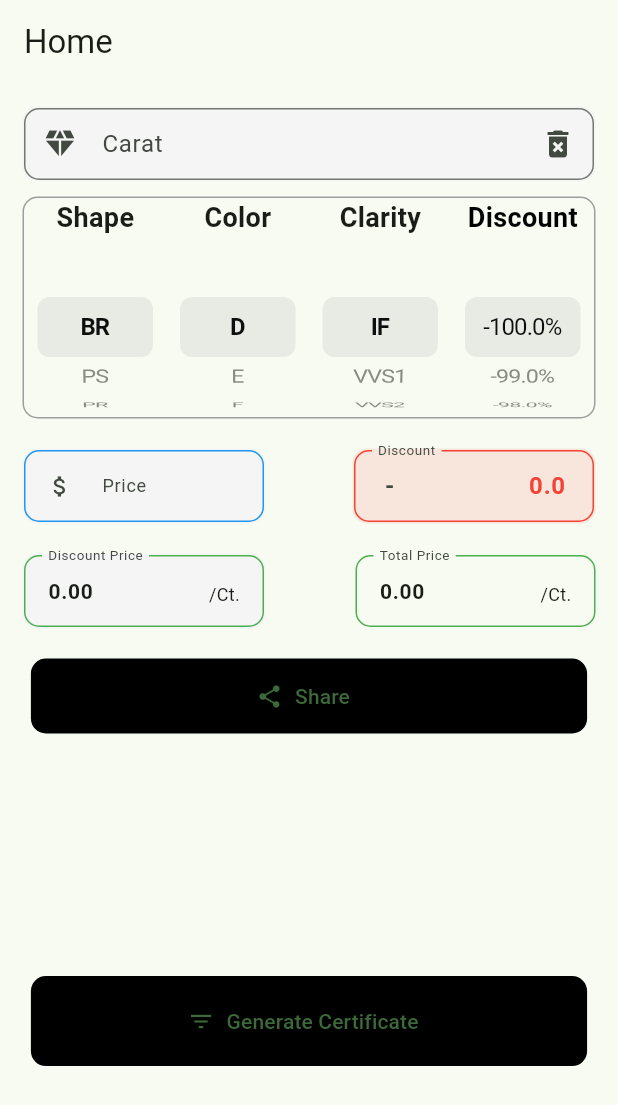
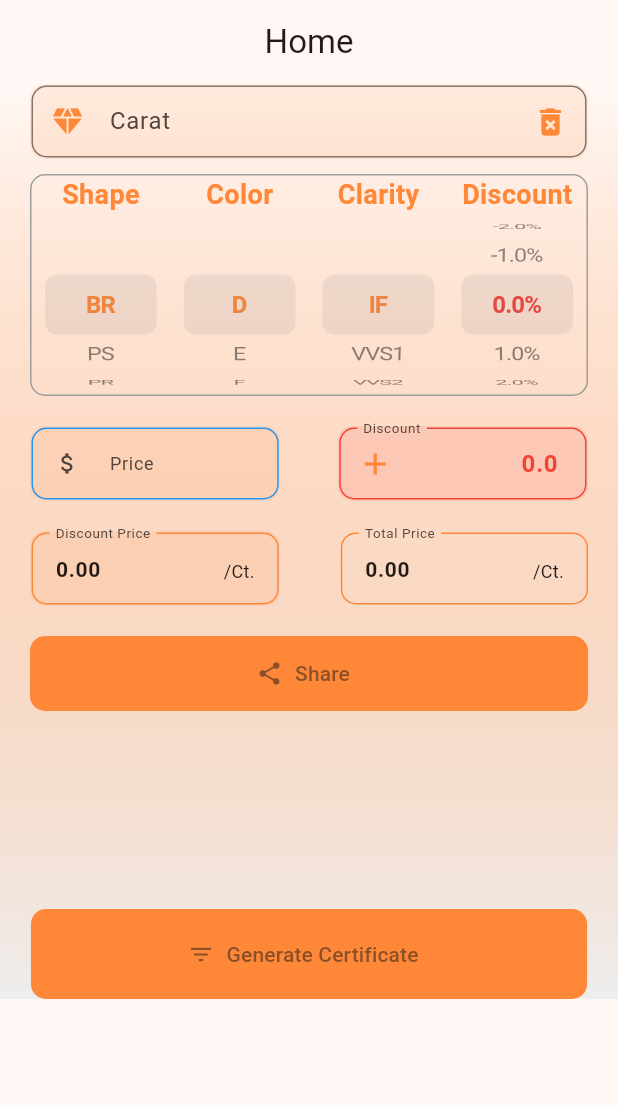
Before and after one commit to jayanvtech/diamod_app, a Flutter app: the screen it shows after launch, on a phone screen of 412 x 824 dp. Shown: the top 1105 px of the screen. Run offline on Flutter 3.47's test engine with Material 3 defaults, Android fonts, the phone set to English and light mode, and no system bars; our stand-ins replace awesome_notifications, open_file, permission_handler, sqflite; accounts and stored records are empty; network calls fail.

```diff
--- a/lib/features/spotrate_widget.dart
+++ b/lib/features/spotrate_widget.dart
@@ -1,5 +1,6 @@
 import 'dart:async';
 import 'dart:convert';
+import 'package:diamond_app/utils/app_colors.dart';
 import 'package:flutter/material.dart';
 import 'package:http/http.dart' as http;
 // import 'package:intl/intl.dart';
@@ -38,7 +39,7 @@ class _SpotrateWidgetState extends State<SpotrateWidget> {
     fetchData();
 
     // Set up a timer for automatic refresh every 60 seconds
-    timer = Timer.periodic(Duration(seconds: 20), (Timer t) => fetchData());
+    timer = Timer.periodic(Duration(seconds: 30), (Timer t) => fetchData());
     timer;
   }
 
@@ -81,6 +82,7 @@ class _SpotrateWidgetState extends State<SpotrateWidget> {
       setState(() {
         ScaffoldMessenger.of(context).showSnackBar(SnackBar(
             elevation: 0,
+            duration: Duration(seconds: 2),
             backgroundColor: Colors.transparent,
             behavior: SnackBarBehavior.floating,
             content: Container(
@@ -118,8 +120,12 @@ class _SpotrateWidgetState extends State<SpotrateWidget> {
     List<SpotRate> selectedSpotRates =
         spotRates.where((spot) => spot.name == selectedCurrency).toList();
 
-    return Scaffold(
-      body: Column(
+    return Container(
+      decoration: BoxDecoration(
+        color: AppColors.primaryAppColor.withOpacity(0.12),
+        borderRadius: BorderRadius.circular(10),
+      ),
+      child: Column(
         crossAxisAlignment: CrossAxisAlignment.start,
         children: [
           if (selectedSpotRates.isNotEmpty)
@@ -127,22 +133,18 @@ class _SpotrateWidgetState extends State<SpotrateWidget> {
               decoration: BoxDecoration(
                   border: Border.all(color: Colors.blue),
                   borderRadius: BorderRadius.circular(10)),
-              child: Card(
-                elevation: 0,
-                color: Colors.white,
-                shadowColor: Colors.transparent,
               child: Container(
                 child: Padding(
-                    padding: const EdgeInsets.fromLTRB(10, 1, 10, 10),
+                  padding: const EdgeInsets.fromLTRB(10, 0, 10, 10),
                   child: Column(
                     children: [
                       Row(
                         mainAxisAlignment: MainAxisAlignment.spaceBetween,
                         children: [
                           Text(
-                              "Select Currency",
+                            " ",
                             style: TextStyle(
-                                  color: Colors.blue,
+                                color: AppColors.primaryAppColor,
                                 fontWeight: FontWeight.bold,
                                 fontSize: 16.0),
                           ),
@@ -156,16 +158,16 @@ class _SpotrateWidgetState extends State<SpotrateWidget> {
                               });
                             },
                             style: TextStyle(
-                                color: Colors.blue,
+                              color: AppColors.primaryAppColor,
                               fontSize: 16.0,
                               fontWeight: FontWeight.bold,
                             ),
                             underline: Container(
                               height: 2,
-                                color: Colors.blue,
+                              color: AppColors.primaryAppColor,
                             ),
-                              items: spotRates.map<DropdownMenuItem<String>>(
-                                  (SpotRate spot) {
+                            items: spotRates
+                                .map<DropdownMenuItem<String>>((SpotRate spot) {
                               return DropdownMenuItem<String>(
                                 value: spot.name,
                                 child: Text(
@@ -185,19 +187,26 @@ class _SpotrateWidgetState extends State<SpotrateWidget> {
                         child: Column(
                           children: [
                             Row(
-                                mainAxisAlignment:
-                                    MainAxisAlignment.spaceBetween,
+                              mainAxisAlignment: MainAxisAlignment.spaceBetween,
                               children: [
-                                  Text(selectedSpotRates[0].name),
+                                Text(selectedSpotRates[0].name,
+                                    style: TextStyle(
+                                      fontSize: 15,
+                                      fontWeight: FontWeight.bold,
+                                    )),
                                 Row(
                                   children: [
-                                      Text("Last Updated: "),
+                                    Text(selectedSpotRates[0].ltp,
+                                        style: TextStyle(
+                                          fontSize: 15,
+                                          fontWeight: FontWeight.bold,
+                                        )),
 
                                     // Text(lastUpdated.toLocal().toString().characters.take(5).toString(),
-                                      Text(selectedSpotRates[0]
-                                          .time
-                                          . //toString().characters.take(5).toString(),
-                                          substring(11, 19)),
+                                    // Text(selectedSpotRates[0]
+                                    //     .time
+                                    //     . //toString().characters.take(5).toString(),
+                                    //     substring(11, 19)),
                                     // Text(
                                     //   DateFormat.Hms().format(DateTime.now()),
                                     // )
@@ -206,19 +215,32 @@ class _SpotrateWidgetState extends State<SpotrateWidget> {
                               ],
                             ),
                             Row(
-                                mainAxisAlignment:
-                                    MainAxisAlignment.spaceBetween,
+                              mainAxisAlignment: MainAxisAlignment.spaceBetween,
                               children: [
                                 Row(
                                   children: [
-                                      Text("Price: "),
-                                      Text(selectedSpotRates[0].ltp),
+                                    Text(
+                                      "Last Changed: ",
+                                      style: TextStyle(fontSize: 10),
+                                    ),
+                                    Text(
+                                      selectedSpotRates[0]
+                                          .time
+                                          .substring(11, 19),
+                                      style: TextStyle(fontSize: 10),
+                                    ),
                                   ],
                                 ),
                                 Row(
                                   children: [
-                                      Text("Change: "),
-                                      Text(selectedSpotRates[0].chg)
+                                    Text(""),
+                                    Text(
+                                      selectedSpotRates[0].chg,
+                                      style: TextStyle(
+                                        fontSize: 12,
+                                        fontWeight: FontWeight.bold,
+                                      ),
+                                    )
                                   ],
                                 ),
                               ],
@@ -238,11 +260,8 @@ class _SpotrateWidgetState extends State<SpotrateWidget> {
                 ),
               ),
             ),
-            ),
-          SizedBox(height: 20),
           if (errorMessage != null)
             SizedBox(
-              height: 20,
               child: Text(
                 errorMessage!,
                 style: TextStyle(color: Colors.red),
--- a/lib/screens/home_screen.dart
+++ b/lib/screens/home_screen.dart
@@ -72,17 +72,35 @@ class _HomeScreenState extends State<HomeScreen> {
   @override
   Widget build(BuildContext context) {
     return Scaffold(
-        appBar: AppBar(title: Text('Home')),
+        appBar: AppBar(
+          centerTitle: true,
+          elevation: 0,
+          shadowColor: Colors.transparent,
+          title: Text('Home'),
+          backgroundColor: AppColors.primaryAppColor.withOpacity(0.01),
+        ),
         body: SingleChildScrollView(
           child: Container(
-            padding: EdgeInsets.all(15),
+            width: MediaQuery.of(context).size.width,
+            decoration: BoxDecoration(
+              gradient: LinearGradient(
+                colors: [
+                  AppColors.primaryAppColor
+                      .withOpacity(0.000000000000000000001),
+                  AppColors.white2,
+                ],
+                begin: Alignment.topCenter,
+                end: Alignment.bottomCenter,
+              ),
+            ),
+            padding: EdgeInsets.fromLTRB(20, 0, 20, 0),
             child: Form(
               key: formKey,
               child: Column(
                 children: [
                   Container(
                     decoration: BoxDecoration(
-                      color: Colors.grey[100],
+                      color: AppColors.primaryAppColor.withOpacity(0.12),
                       border: Border.all(
                           color: const Color.fromARGB(0, 158, 158, 158)),
                       borderRadius: BorderRadius.circular(10),
@@ -97,9 +115,11 @@ class _HomeScreenState extends State<HomeScreen> {
                           fontWeight: FontWeight.bold,
                           color: AppColors.black),
                       decoration: InputDecoration(
+                          prefixIconColor: AppColors.primaryAppColor,
                           labelText: 'Carat',
                           prefixIcon: Icon(Icons.diamond),
                           suffixText: "Ct.",
+                          suffixIconColor: AppColors.primaryAppColor,
                           suffixIcon: IconButton(
                             icon: Icon(Icons.delete_forever),
                             onPressed: () {
@@ -178,13 +198,14 @@ class _HomeScreenState extends State<HomeScreen> {
                         children: [
                           Container(
                               decoration: BoxDecoration(
-                                  color: Colors.grey[100],
+                                  color: AppColors.primaryAppColor
+                                      .withOpacity(0.12),
                                   border: Border.all(
                                       color: const Color.fromARGB(
                                           0, 158, 158, 158)),
                                   borderRadius: BorderRadius.circular(10)),
                               child: _buildPriceTextField(
-                                  "Price", priceController)),
+                                  "Price", priceController, context)),
                           Container(
                             decoration: BoxDecoration(
                                 color: Color.fromARGB(22, 255, 0, 0),
@@ -205,10 +226,10 @@ class _HomeScreenState extends State<HomeScreen> {
                         children: [
                           Container(
                             decoration: BoxDecoration(
-                                color: Colors.grey[100],
+                                color:
+                                    AppColors.primaryAppColor.withOpacity(0.12),
                                 border: Border.all(
-                                    color:
-                                        const Color.fromARGB(0, 158, 158, 158)),
+                                    color: Color.fromARGB(0, 255, 0, 0)),
                                 borderRadius: BorderRadius.circular(10)),
                             child: _buildDiscountPriceTextField(
                                 "Discount Price", priceController),
@@ -223,12 +244,9 @@ class _HomeScreenState extends State<HomeScreen> {
                         height: 20,
                       ),
                       Container(
-                        width: MediaQuery.of(context).size.width * 0.9,
-                        child: Row(
-                          children: [
-                            Container(
+                        width: MediaQuery.of(context).size.width,
+                        child: Container(
                           height: 50,
-                              width: MediaQuery.of(context).size.width * 0.9,
                           child: ElevatedButton.icon(
                               icon: const Icon(Icons.share),
                               label: const Text('Share'),
@@ -236,7 +254,7 @@ class _HomeScreenState extends State<HomeScreen> {
                                 shape: RoundedRectangleBorder(
                                   borderRadius: BorderRadius.circular(10.0),
                                 ),
-                                    backgroundColor: Colors.black,
+                                backgroundColor: AppColors.primaryAppColor,
                                 elevation: 0,
                                 //primary: Colors.blue,
                               ),
@@ -250,18 +268,16 @@ class _HomeScreenState extends State<HomeScreen> {
                                 );
                               }),
                         ),
-                          ],
-                        ),
                       ),
                       SizedBox(
                         height: 20,
                       ),
                       Container(
-                        height: MediaQuery.of(context).size.height * 0.172,
+                        height: 102,
                         child: SpotrateWidget(),
                       ),
                       SizedBox(
-                        height: 0,
+                        height: 10,
                       ),
                       Container(
                         width: MediaQuery.of(context).size.width * 0.9,
@@ -274,7 +290,7 @@ class _HomeScreenState extends State<HomeScreen> {
                                   borderRadius: BorderRadius.circular(10.0),
                                 ),
                                 elevation: 0,
-                                primary: Colors.black,
+                                primary: AppColors.primaryAppColor,
                                 disabledBackgroundColor:
                                     Color.fromARGB(255, 76, 0, 255)),
                             onPressed: () {
@@ -303,7 +319,7 @@ class _HomeScreenState extends State<HomeScreen> {
         TextEditingController(text: totalPrice.toString());
 
     return Container(
-      width: 160,
+      width: MediaQuery.of(context).size.width * 0.4,
       child: TextFormField(
         textAlign: TextAlign.start,
         readOnly: true,
@@ -322,11 +338,11 @@ class _HomeScreenState extends State<HomeScreen> {
           suffixStyle: TextStyle(fontSize: 12),
           labelStyle: TextStyle(fontSize: 12),
           enabledBorder: OutlineInputBorder(
-            borderSide: BorderSide(color: Colors.green),
+            borderSide: BorderSide(color: AppColors.primaryAppColor),
             borderRadius: BorderRadius.circular(10),
           ),
           focusedBorder: OutlineInputBorder(
-            borderSide: BorderSide(color: Colors.green),
+            borderSide: BorderSide(color: AppColors.primaryAppColor),
             borderRadius: BorderRadius.circular(10),
           ),
         ),
@@ -341,7 +357,7 @@ class _HomeScreenState extends State<HomeScreen> {
         TextEditingController(text: totalPrice.toString());
 
     return Container(
-      width: 160,
+      width: MediaQuery.of(context).size.width * 0.4,
       child: TextFormField(
         textAlign: TextAlign.start,
         readOnly: true,
@@ -360,7 +376,7 @@ class _HomeScreenState extends State<HomeScreen> {
           suffixStyle: TextStyle(fontSize: 12),
           labelStyle: TextStyle(fontSize: 12),
           enabledBorder: OutlineInputBorder(
-            borderSide: BorderSide(color: Colors.green),
+            borderSide: BorderSide(color: AppColors.primaryAppColor),
             borderRadius: BorderRadius.circular(10),
           ),
           focusedBorder: OutlineInputBorder(
@@ -398,7 +414,7 @@ class _HomeScreenState extends State<HomeScreen> {
         TextEditingController(text: value.toStringAsFixed(1));
 
     return Container(
-      width: 160,
+      width: MediaQuery.of(context).size.width * 0.4,
       child: TextFormField(
         textAlignVertical: TextAlignVertical.center,
         textAlign: TextAlign.end,
@@ -413,14 +429,25 @@ class _HomeScreenState extends State<HomeScreen> {
         keyboardType: TextInputType.numberWithOptions(decimal: true),
         onChanged: (value) {
           double discount = double.tryParse(value) ?? 0.0;
+          selectedDiscountIndex = discount; // Update selectedDiscountIndex
+          _updatePrice();
+        },
+        decoration: InputDecoration(
+          labelText: title,
+          prefixIcon: IconButton(
+            onPressed: () {
+              // Change the sign of the discount value
               setState(() {
-            selectedDiscountIndex = discount;
+                selectedDiscountIndex = -selectedDiscountIndex;
+                discountController.text =
+                    selectedDiscountIndex.toStringAsFixed(1);
                 _updatePrice();
               });
             },
-        decoration: InputDecoration(
-          labelText: title,
-          prefix: Text(' - '),
+            icon: Icon(selectedDiscountIndex >= 0 ? Icons.add : Icons.remove),
+            // Change the icon based on the sign of the discount value
+            color: AppColors.primaryAppColor,
+          ),
           labelStyle: TextStyle(fontSize: 12),
           enabledBorder: OutlineInputBorder(
             borderSide: BorderSide(color: Colors.red),
@@ -436,9 +463,10 @@ class _HomeScreenState extends State<HomeScreen> {
   }
 }
 
-Widget _buildPriceTextField(String title, TextEditingController controller) {
+Widget _buildPriceTextField(
+    String title, TextEditingController controller, BuildContext context) {
   return Container(
-    width: 160,
+    width: MediaQuery.of(context).size.width * 0.4,
     child: TextFormField(
       readOnly: true,
       textAlignVertical: TextAlignVertical.center,
@@ -476,6 +504,11 @@ Widget _buildPriceTextField(String title, TextEditingController controller) {
 }
 
 Widget _buildDiscountSelector(String title, ValueChanged<double> onChanged) {
+  int selectedIndex = (selectedDiscountIndex * 10).toInt() +
+      100; // Calculate the selected index for CupertinoPicker
+  bool isNegative =
+      selectedDiscountIndex < 0; // Check if selected discount is negative
+
   return Expanded(
     child: Column(
       crossAxisAlignment: CrossAxisAlignment.center,
@@ -485,31 +518,35 @@ Widget _buildDiscountSelector(String title, ValueChanged<double> onChanged) {
           style: TextStyle(
               fontSize: 18,
               fontWeight: FontWeight.bold,
-              color: const Color.fromARGB(255, 0, 0, 0)),
+              color: AppColors.primaryAppColor),
         ),
         Container(
           height: 120,
           child: CupertinoPicker(
+            scrollController:
+                FixedExtentScrollController(initialItem: selectedIndex),
             itemExtent: 40,
             onSelectedItemChanged: (index) {
               double discount = (index - 100) / 1.0;
               onChanged(discount);
             },
-
-            // looping: bool.fromEnvironment("true"),
             children: List.generate(201, (index) {
               double discount = (index - 100) / 1.0;
+              // Adjust the discount value based on whether it's negative or positive
+              if (isNegative) {
+                discount = -discount;
+              }
               return Center(
                 child: Text(
                   '${discount.toStringAsFixed(1)}%',
                   style: TextStyle(
                     fontSize: 16,
+                    fontWeight: discount == selectedDiscountIndex
+                        ? FontWeight.bold
+                        : FontWeight.normal,
                     color: discount == selectedDiscountIndex
                         ? Colors.red
                         : Colors.black,
-                    fontWeight: discount == selectedDiscountIndex
-                        ? FontWeight.bold
-                        : FontWeight.normal,
                   ),
                 ),
               );
@@ -542,7 +579,10 @@ Widget _buildSelector(String title, List<String> items, int selectedIndex,
       children: [
         Text(
           title,
-          style: TextStyle(fontSize: 18, fontWeight: FontWeight.bold),
+          style: TextStyle(
+              fontSize: 18,
+              fontWeight: FontWeight.bold,
+              color: AppColors.primaryAppColor),
         ),
         Container(
           height: 120,
@@ -554,6 +594,9 @@ Widget _buildSelector(String title, List<String> items, int selectedIndex,
                 child: Text(
                   item,
                   style: TextStyle(
+                    color: selectedIndex == items.indexOf(item)
+                        ? AppColors.primaryAppColor
+                        : Colors.black,
                     fontSize: 16,
                     fontWeight: selectedIndex == items.indexOf(item)
                         ? FontWeight.bold
--- a/lib/utils/app_colors.dart
+++ b/lib/utils/app_colors.dart
@@ -12,4 +12,5 @@ class AppColors {
   static Color whitegrey = Color(0xffC3C2C2);
   static Color grey = Color(0xff918F8F);
   static Color greychat = Color(0xffE8E8E8);
+  static Color primaryAppColor = Color.fromARGB(255, 255, 136, 56);
 }
--- a/pubspec.yaml
+++ b/pubspec.yaml
@@ -54,7 +54,7 @@ dev_dependencies:
   # activated in the `analysis_options.yaml` file located at the root of your
   # package. See that file for information about deactivating specific lint
   # rules and activating additional ones.
-  flutter_lints: ^2.0.0
+
 
 # For information on the generic Dart part of this file, see the
 # following page: https://dart.dev/tools/pub/pubspec
```
Also changed, not shown: lib/main.dart (+30 -4 lines), lib/screens/certificate_generate_screen.dart (+10 -11 lines), pubspec.lock, 3 other files. Lines whose indentation alone changed are shown as unchanged.
